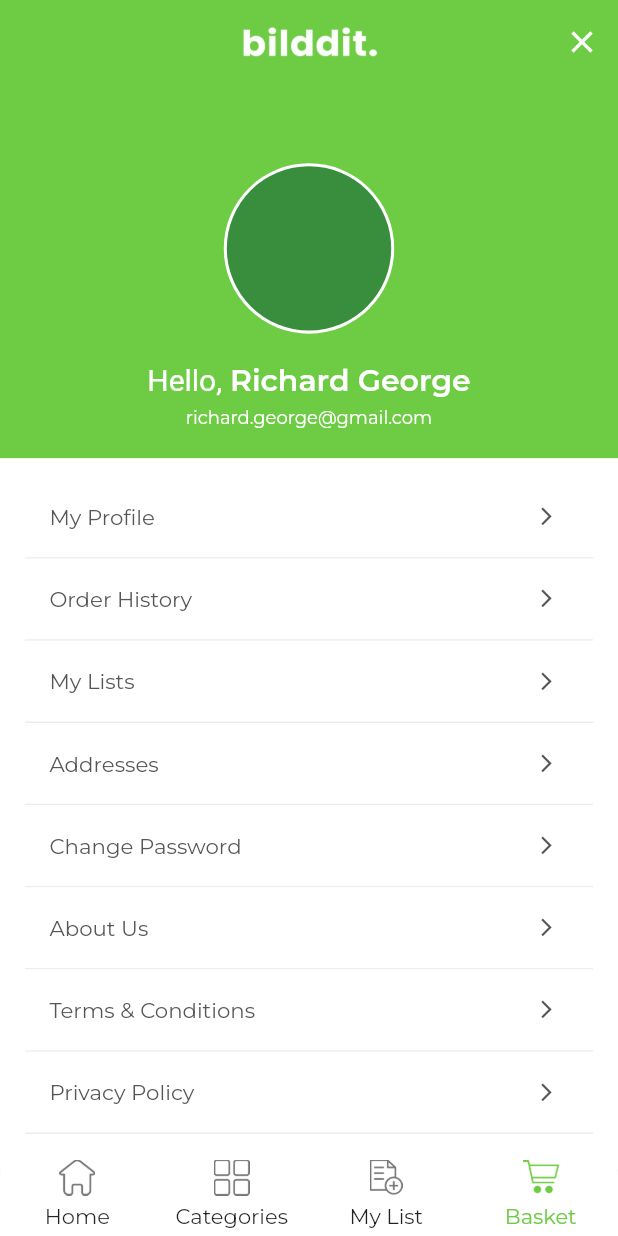
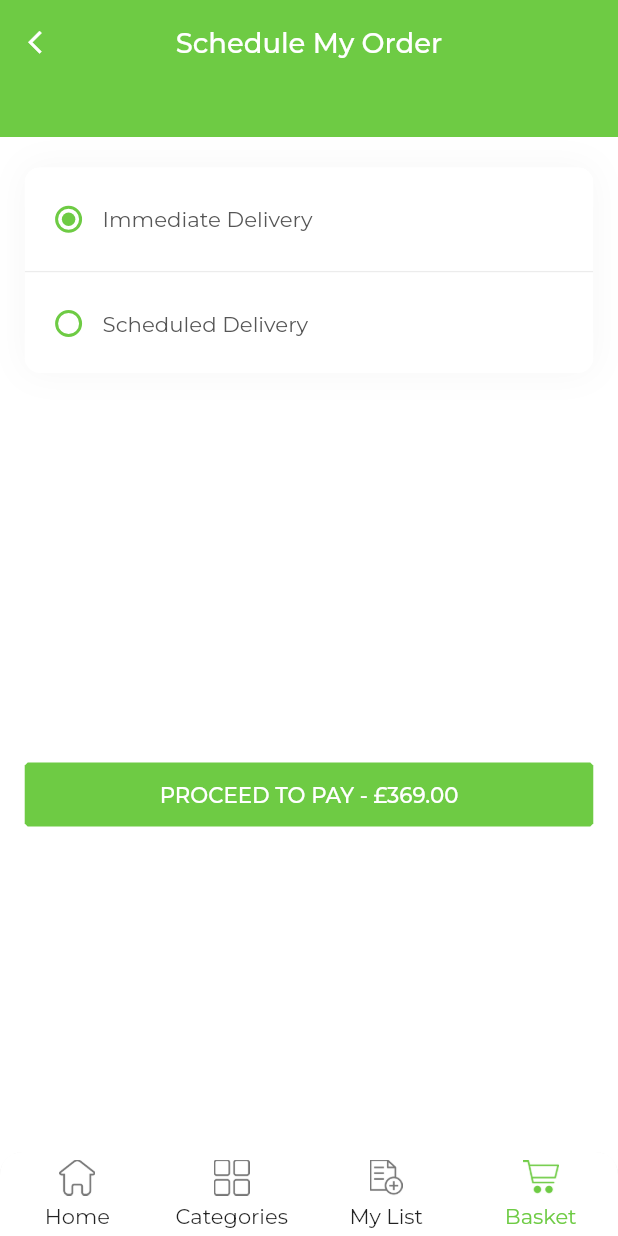
Before and after one commit to ishaque-mobikasa/trueBilddit, a Flutter app: the screen it shows after launch, item 4 of the bottom bar chosen, on a phone screen of 412 x 824 dp. Run offline on Flutter 3.47's test engine with Material 2 defaults, Android fonts, the phone set to English and light mode, and no system bars; drawn by our look-alikes of custom_navigation_bar; our stand-ins replace carousel_slider, flutter_rating_bar, flutter_screenutil, flutter_slidable, flutter_svg, get and 3 more; key blocks and very long unbroken strings in the code were emptied for the run.

Commit message:
done with schedule order date

```diff
--- a/lib/app/routes/routes.dart
+++ b/lib/app/routes/routes.dart
@@ -7,6 +7,8 @@ import 'package:truebildit/presentation/pages/change_password/change_password_vi
 import 'package:truebildit/presentation/pages/change_password/controllers_binding/change_password_binding.dart';
 import 'package:truebildit/presentation/pages/dash_board/controllers_binding/dash_board_binding.dart';
 import 'package:truebildit/presentation/pages/dash_board/dash_board_view.dart';
+import 'package:truebildit/presentation/pages/delivery_scheduler/controller_binding/delivery_scheduler_binding.dart';
+import 'package:truebildit/presentation/pages/delivery_scheduler/delivery_scheduler_view.dart';
 import 'package:truebildit/presentation/pages/feed_back/contrtoller_binding/feed_back_binding.dart';
 import 'package:truebildit/presentation/pages/feed_back/pages/feed_back_page1.dart';
 import 'package:truebildit/presentation/pages/feed_back/pages/feed_back_page2.dart';
@@ -81,6 +83,7 @@ class Routes {
   static const feedBackPageOneView = "/feedBackPageOneView";
   static const feedBackPageTwo = "/feedBackPageTwoView";
   static const paymentView = "/paymentView";
+  static const deliverySchedulerView = "/deliverySchedulerView";
 }
 
 class AppPages {
@@ -197,5 +200,9 @@ class AppPages {
         name: Routes.paymentView,
         page: () => const PaymentView(),
         binding: PaymentBinding()),
+    GetPage(
+        name: Routes.deliverySchedulerView,
+        page: () => const DeliverySchedulerView(),
+        binding: DeliverySchedulerBinding()),
   ];
 }
--- a/lib/data/enums.dart
+++ b/lib/data/enums.dart
@@ -61,3 +61,5 @@ extension GetCardType on CardType {
     }
   }
 }
+
+enum DeliveryScheduleType { normal, scheduled }
--- a/lib/presentation/common_widgets/add_substract_button.dart
+++ b/lib/presentation/common_widgets/add_substract_button.dart
@@ -33,7 +33,7 @@ class AddSubstractButton extends StatelessWidget {
                     child: Icon(
                       Icons.remove,
                       color: AppPaintings.themeBlack,
-                      size: 20.sp,
+                      size: 15.sp,
                     ))),
           ),
           Flexible(
@@ -63,7 +63,7 @@ class AddSubstractButton extends StatelessWidget {
                         BoxDecoration(border: Border.all(color: borderColor)),
                     child: Icon(
                       Icons.add,
-                      size: 20.sp,
+                      size: 15.sp,
                       color: AppPaintings.themeBlack,
                     ))),
           ),
--- a/lib/presentation/common_widgets/custom_app_bar.dart
+++ b/lib/presentation/common_widgets/custom_app_bar.dart
@@ -12,14 +12,18 @@ class CustomAppBar extends StatelessWidget {
       this.titleImage,
       this.iconColor,
       this.isBackButtonAllowed = true,
-      this.height});
+      this.height,
+      this.paddingForTitleFromBottom = 0.0,
+      this.onBackButtonPressed});
   final String? title;
+  final double? paddingForTitleFromBottom;
   final double? height;
   final bool? isBackButtonAllowed;
   final Widget? titleImage;
   final List<Widget>? actions;
   final Color? backGroundColor;
   final Color? iconColor;
+  final void Function()? onBackButtonPressed;
   @override
   Widget build(BuildContext context) {
     return SizedBox(
@@ -30,21 +34,23 @@ class CustomAppBar extends StatelessWidget {
         backgroundColor: backGroundColor ?? AppPaintings.themeGreenColor,
         centerTitle: true,
         leading: isBackButtonAllowed!
-            ? IconButton(
-                icon: Icon(
-                  Icons.arrow_back_ios,
-                  size: 18.sp,
-                  color: iconColor ?? AppPaintings.kWhite,
-                ),
-                onPressed: () => {Get.back()},
-              )
+            ? Padding(
+                padding: EdgeInsets.only(bottom: paddingForTitleFromBottom!),
+                child: GestureDetector(
+                  onTap: onBackButtonPressed ?? () => Get.back(),
+                  child: Icon(Icons.arrow_back_ios,
+                      size: 18.sp, color: iconColor ?? AppPaintings.kWhite),
+                ))
             : const SizedBox.shrink(),
-        title: titleImage ??
-            Text(
-              title!,
-              style: AppPaintings.customLargeText
-                  .copyWith(color: AppPaintings.kWhite),
-            ),
+        title: Padding(
+          padding: EdgeInsets.only(bottom: paddingForTitleFromBottom!),
+          child: titleImage ??
+              Text(
+                title!,
+                style: AppPaintings.customLargeText
+                    .copyWith(color: AppPaintings.kWhite),
+              ),
+        ),
       ),
     );
   }
--- a/lib/presentation/pages/dash_board/controllers_binding/dash_board_controller.dart
+++ b/lib/presentation/pages/dash_board/controllers_binding/dash_board_controller.dart
@@ -1,9 +1,9 @@
 import 'package:flutter/material.dart';
 import 'package:get/get.dart';
 import 'package:truebildit/app/utils/app_paintings.dart';
+import 'package:truebildit/presentation/pages/delivery_scheduler/delivery_scheduler_view.dart';
 import 'package:truebildit/presentation/pages/home/home_view.dart';
-import 'package:truebildit/presentation/pages/my_account/my_account_view.dart';
-import 'package:truebildit/presentation/pages/payments/payment_view.dart';
+import 'package:truebildit/presentation/pages/search_results/search_result_view.dart';
 import 'package:truebildit/presentation/pages/sub_category_listing/sub_category_view.dart';
 
 class DashBoardController extends GetxController {
@@ -12,8 +12,8 @@ class DashBoardController extends GetxController {
   List<Widget> pages = [
     const HomeView(),
     const SubCategoryView(),
-    const PaymentView(),
-    const MyAccountView(),
+    const SearchResultsView(),
+    const DeliverySchedulerView()
   ];
   Color getScaffoldColor() => _scaffoldBackground.value;
 
--- /dev/null
+++ b/lib/presentation/pages/delivery_scheduler/controller_binding/delivery_scheduler_controller.dart
@@ -0,0 +1,18 @@
+import 'package:get/get.dart';
+import 'package:truebildit/data/enums.dart';
+
+class DeliverySchedulerController extends GetxController {
+  Rx<DeliveryScheduleType> deliveryScheduleType =
+      DeliveryScheduleType.normal.obs;
+
+  RxInt selectedDateSlot = 0.obs;
+  RxInt selectedTimeSlot = 0.obs;
+
+  void setDeliveryType(DeliveryScheduleType type) {
+    deliveryScheduleType.value = type;
+  }
+
+  onDeliveryDateSlotClick(int value) {
+    value != selectedDateSlot.value ? selectedDateSlot.value = value : null;
+  }
+}
--- /dev/null
+++ b/lib/presentation/pages/delivery_scheduler/delivery_scheduler_view.dart
@@ -0,0 +1,70 @@
+import 'dart:developer';
+
+import 'package:flutter/material.dart';
+import 'package:flutter_screenutil/flutter_screenutil.dart';
+import 'package:get/get.dart';
+import 'package:truebildit/data/enums.dart';
+import 'package:truebildit/presentation/common_widgets/custom_app_bar.dart';
+import 'package:truebildit/presentation/common_widgets/long_button.dart';
+import 'package:truebildit/presentation/pages/delivery_scheduler/controller_binding/delivery_scheduler_controller.dart';
+
+import 'widgets/scheduler_card.dart';
+
+class DeliverySchedulerView extends GetView<DeliverySchedulerController> {
+  const DeliverySchedulerView({super.key});
+
+  @override
+  Widget build(BuildContext context) {
+    Get.lazyPut<DeliverySchedulerController>(
+        () => DeliverySchedulerController());
+    return Column(
+      children: [
+        CustomAppBar(
+          onBackButtonPressed: () {
+            log("back Button Pressed");
+          },
+          title: 'Schedule My Order',
+        ),
+        SizedBox(
+          height: 20.h,
+        ),
+        Obx(
+          () => SchedulerCard(
+            onDateSlotClick: (value) => {
+
+              controller.onDeliveryDateSlotClick(value),
+            },
+            onRadioButtonClick: (value) {
+              log("value: $value");
+              controller.setDeliveryType(value == false
+                  ? DeliveryScheduleType.normal
+                  : DeliveryScheduleType.scheduled);
+            },
+            deliveryScheduleType: controller.deliveryScheduleType.value,
+            selectedDateSlot: controller.selectedDateSlot.value,
+            selectedTimeSlot: 1,
+            padding: EdgeInsets.only(
+              bottom: controller.deliveryScheduleType.value ==
+                      DeliveryScheduleType.normal
+                  ? 0
+                  : 21.h,
+            ),
+            margin: EdgeInsets.symmetric(horizontal: 15.w),
+          ),
+        ),
+        const Spacer(),
+        Flexible(
+          child: SizedBox(
+              height: 42.h,
+              width: 345.w,
+              child: LongButton(
+                  buttonType: ButtonType.elevatedButton,
+                  buttonText: "PROCEED TO PAY - £369.00",
+                  onPressed: () async {
+                    await Get.to(() {});
+                  })),
+        ),
+      ],
+    );
+  }
+}
--- /dev/null
+++ b/lib/presentation/pages/delivery_scheduler/widgets/scheduler_card.dart
@@ -0,0 +1,148 @@
+import 'package:flutter/material.dart';
+import 'package:flutter_screenutil/flutter_screenutil.dart';
+import 'package:truebildit/app/utils/app_paintings.dart';
+import 'package:truebildit/data/enums.dart';
+import 'package:truebildit/presentation/pages/delivery_scheduler/widgets/delivery_time_picker.dart';
+
+import 'delivery_date_picker.dart';
+
+class SchedulerCard extends StatelessWidget {
+  const SchedulerCard(
+      {super.key,
+      this.margin,
+      this.padding,
+      this.selectedDateSlot,
+      this.selectedTimeSlot,
+      this.onRadioButtonClick,
+      this.deliveryScheduleType = DeliveryScheduleType.normal,
+      this.onDateSlotClick});
+  final EdgeInsets? margin;
+  final EdgeInsets? padding;
+  final void Function(int value)? onDateSlotClick;
+  final int? selectedDateSlot;
+  final int? selectedTimeSlot;
+  final DeliveryScheduleType? deliveryScheduleType;
+  final void Function(bool value)? onRadioButtonClick;
+  @override
+  Widget build(BuildContext context) {
+    return Container(
+      padding: padding,
+      margin: margin,
+      decoration: BoxDecoration(
+          borderRadius: BorderRadius.circular(10.r),
+          boxShadow: const [
+            BoxShadow(
+              color: Color.fromRGBO(31, 31, 31, 0.04),
+              blurRadius: 20,
+              spreadRadius: 0,
+              offset: Offset(0, 0),
+            ),
+          ],
+          color: AppPaintings.kWhite),
+      child: Column(
+        children: [
+          ClipRRect(
+            borderRadius: BorderRadius.only(
+              topLeft: Radius.circular(10.r),
+              topRight: Radius.circular(10.r),
+            ),
+            child: Container(
+              height: 69.h,
+              padding: EdgeInsets.symmetric(horizontal: 16.w),
+              decoration: BoxDecoration(
+                border: Border(
+                  bottom: BorderSide(
+                    color: AppPaintings.dimWhite,
+                    width: 1,
+                  ),
+                ),
+                color: AppPaintings.kWhite,
+              ),
+              child: Row(
+                children: [
+                  SizedBox(
+                    height: 23.sp,
+                    width: 23.sp,
+                    child: Radio<bool>(
+                      activeColor: AppPaintings.themeGreenColor,
+                      fillColor: MaterialStateProperty.all(
+                          AppPaintings.themeGreenColor),
+                      value:
+                          deliveryScheduleType == DeliveryScheduleType.normal,
+                      groupValue: true,
+                      onChanged: (value) => onRadioButtonClick!(value!),
+                    ),
+                  ),
+                  SizedBox(
+                    width: 10.w,
+                  ),
+                  Flexible(
+                    child: Text('Immediate Delivery',
+                        style: AppPaintings.customSmallText.copyWith(
+                          fontWeight: FontWeight.w400,
+                          fontSize: 14.sp,
+                        )),
+                  ),
+                ],
+              ),
+            ),
+          ),
+          Container(
+            padding: EdgeInsets.only(left: 16.w, right: 16.w, top: 22.h),
+            child: Row(
+              children: [
+                SizedBox(
+                  height: 23.sp,
+                  width: 23.sp,
+                  child: Radio<bool>(
+                    fillColor:
+                        MaterialStateProperty.all(AppPaintings.themeGreenColor),
+                    value:
+                        deliveryScheduleType == DeliveryScheduleType.scheduled,
+                    groupValue: true,
+                    onChanged: (value) => onRadioButtonClick!(!value!),
+                  ),
+                ),
+                SizedBox(
+                  width: 10.w,
+                ),
+                Flexible(
+                  child: Text('Scheduled Delivery',
+                      style: AppPaintings.customSmallText.copyWith(
+                        fontWeight: FontWeight.w400,
+                        fontSize: 14.sp,
+                      )),
+                ),
+              ],
+            ),
+          ),
+          SizedBox(
+            height: 11.h,
+          ),
+          Padding(
+            padding: EdgeInsets.only(
+              left: 49.w,
+            ),
+            child: DeliveryDatePicker(
+              onDateSlotClick: onDateSlotClick,
+              isShown: deliveryScheduleType == DeliveryScheduleType.scheduled,
+              selectedDateSlot: selectedDateSlot,
+            ),
+          ),
+          SizedBox(
+            height: 10.h,
+          ),
+          Padding(
+            padding: EdgeInsets.only(
+              left: 49.w,
+            ),
+            child: DeliveryTimePicker(
+              selectedTimeSlot: selectedTimeSlot,
+              isShown: deliveryScheduleType == DeliveryScheduleType.scheduled,
+            ),
+          )
+        ],
+      ),
+    );
+  }
+}
--- a/lib/presentation/pages/payments/payment_view.dart
+++ b/lib/presentation/pages/payments/payment_view.dart
@@ -34,7 +34,7 @@ class PaymentView extends GetView<PaymentController> {
                   height: 50.h,
                   child: ShortButton(
                       buttonTextStyle: TextStyle(
-                          fontSize: 14,
+                          fontSize: 14.sp,
                           color: AppPaintings.themeGreenColor,
                           fontWeight: FontWeight.w500),
                       backGroundColor: const Color.fromARGB(255, 255, 255, 255),
@@ -63,7 +63,7 @@ class PaymentView extends GetView<PaymentController> {
                 ),
               ),
               SizedBox(
-                height: 25.h,
+                height: 15.h,
               ),
               Container(
                 width: Get.width.w,
--- a/lib/presentation/pages/search_results/search_result_view.dart
+++ b/lib/presentation/pages/search_results/search_result_view.dart
@@ -133,6 +133,7 @@ class SearchResultsView extends GetView<SearchController> {
               ],
             )),
         CustomAppBar(
+            paddingForTitleFromBottom: 21.h,
             title: Get.arguments ?? "",
             height: 120.h,
             titleImage: Image.asset(
@@ -141,7 +142,7 @@ class SearchResultsView extends GetView<SearchController> {
               width: 94.w,
             )),
         Container(
-          margin: EdgeInsets.only(top: 90.h),
+          margin: EdgeInsets.only(top: 94.h),
           height: 50.h,
           child: const CustomSearchField(
             hintText: "Search",
```
Also changed, not shown: lib/presentation/common_widgets/product_card.dart (+4 -4 lines), lib/presentation/pages/delivery_scheduler/controller_binding/delivery_scheduler_binding.dart (added, +12 -0 lines), lib/presentation/pages/delivery_scheduler/widgets/delivery_date_picker.dart (added, +136 -0 lines), lib/presentation/pages/delivery_scheduler/widgets/delivery_time_picker.dart (added, +244 -0 lines), lib/presentation/pages/login/otp_login/otp_verification/otp_verification_view.dart (+15 -3 lines), lib/presentation/pages/product_description/pdp_view.dart (+4 -5 lines).
